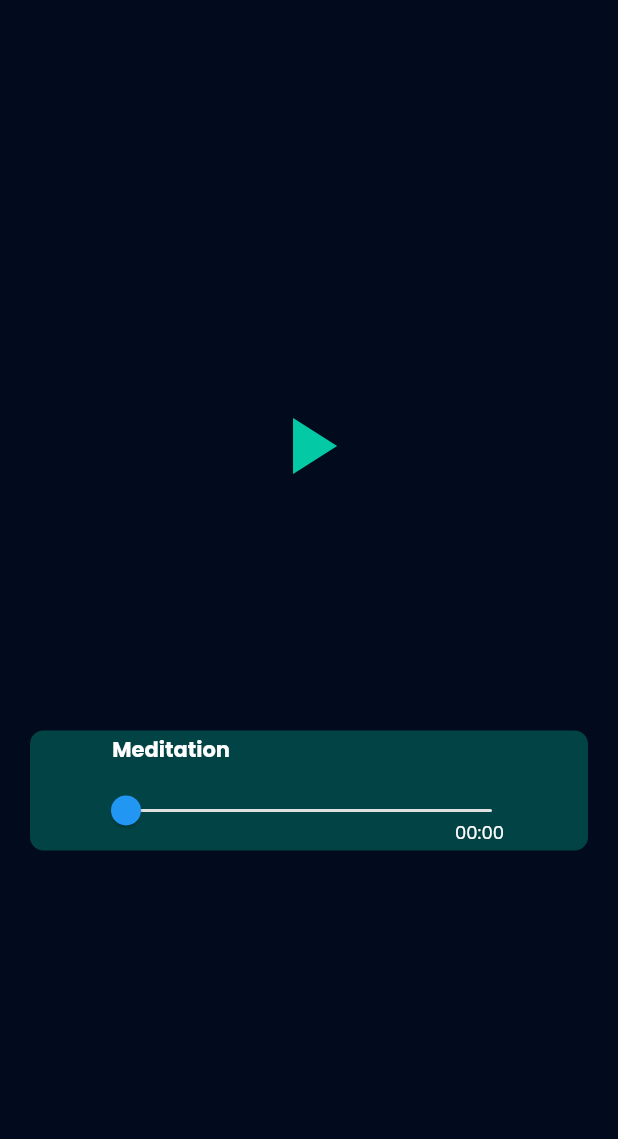
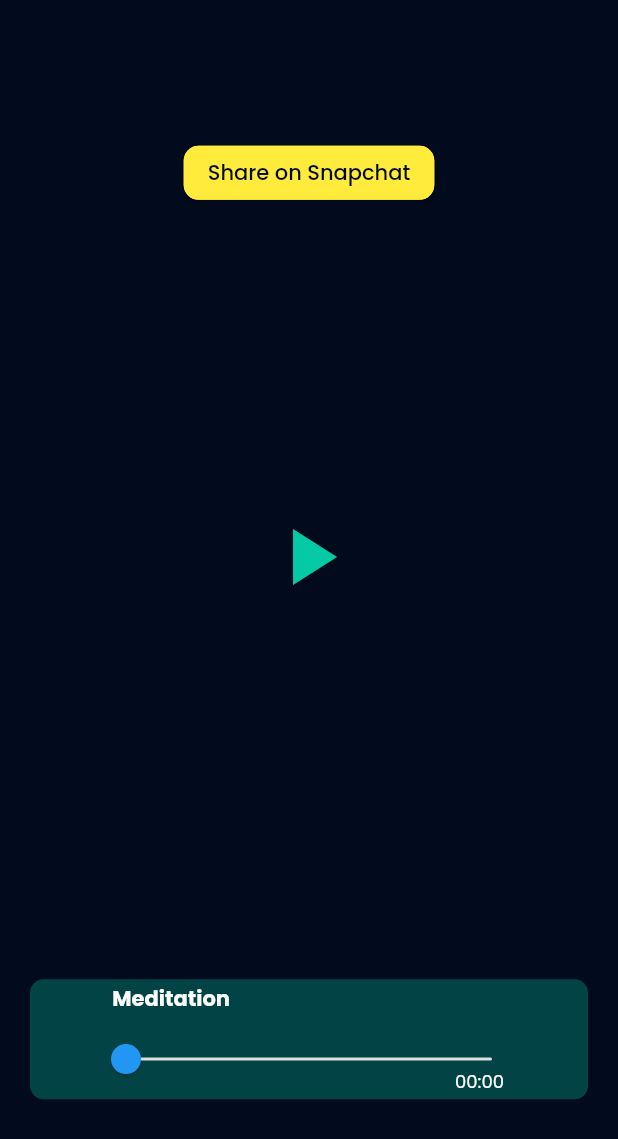
Before and after one commit to aakzsh/awestruck, a Flutter app: the Play screen opened directly, on a phone screen of 412 x 824 dp. Shown: the top 1139 px of the screen. Run offline on Flutter 3.47's test engine with Material 2 defaults, Android fonts, the phone set to English and light mode, and no system bars; our stand-ins replace after_layout, cloud_firestore, eva_icons_flutter, firebase_auth, firebase_core, firebase_database and 12 more; missing offline and left inert: activity_ring, audio_session, geocoder, panorama, particles_flutter; accounts and stored records are empty; key blocks and very long unbroken strings in the code were emptied for the run.

```diff
--- a/lib/meditation/play.dart
+++ b/lib/meditation/play.dart
@@ -6,11 +6,14 @@ import 'dart:math';
 
 import 'package:audio_session/audio_session.dart';
 import 'package:awestruck/constant_widgets/palette.dart';
+import 'package:awestruck/webview.dart';
 import 'package:flutter/material.dart';
 import 'package:flutter/services.dart';
 import 'package:just_audio/just_audio.dart';
 import 'package:rxdart/rxdart.dart';
 import 'package:activity_ring/activity_ring.dart';
+import 'package:webview_flutter/webview_flutter.dart';
+import 'package:url_launcher/url_launcher.dart';
 
 String form = "Meditation";
 String musicUrl =
@@ -83,13 +86,42 @@ class _PlayState extends State<Play> with WidgetsBindingObserver {
 
   @override
   Widget build(BuildContext context) {
+    double w = MediaQuery.of(context).size.width;
     return Scaffold(
       body: Container(
         color: Palette().bluebg,
         child: Column(
           crossAxisAlignment: CrossAxisAlignment.center,
-          mainAxisAlignment: MainAxisAlignment.center,
+          mainAxisAlignment: MainAxisAlignment.spaceEvenly,
           children: [
+            MaterialButton(
+              shape: RoundedRectangleBorder(
+                  side: BorderSide(color: Colors.yellow),
+                  borderRadius: BorderRadius.circular(10)),
+              minWidth: w / 2 - 40,
+              color: Colors.yellow,
+              child: Text(
+                "Share on Snapchat",
+                style: TextStyle(color: Palette().bluebg),
+              ),
+              onPressed: () async {
+                const url =
+                    'https://nightsky-api.herokuapp.com/meditation_stats';
+
+                // if (await canLaunch(url)) {
+                //   await launch(url, forceWebView: true, enableJavaScript: true);
+                // } else {
+                //   throw 'Could not launch $url';
+                // }
+
+                Navigator.push(context,
+                    MaterialPageRoute(builder: (context) => Webview(url)));
+              },
+            ),
+            SizedBox(
+              height: 10,
+            ),
+
             // Display play/pause button and volume/speed sliders.
             ControlButtons(_player),
             // Display seek bar. Using StreamBuilder, this widget rebuilds
@@ -127,6 +159,7 @@ class ControlButtons extends StatelessWidget {
           mainAxisSize: MainAxisSize.min,
           children: [
             // Opens volume slider dialog
+
             Ring(
               percent: 100,
               color: RingColorScheme(
--- a/pubspec.yaml
+++ b/pubspec.yaml
@@ -52,6 +52,7 @@ dependencies:
   graphql_flutter:
   intl: ^0.17.0
   location: ^4.2.0
+  url_launcher: ^6.0.10
 
 dev_dependencies:
   flutter_test:
```
Also changed, not shown: lib/webview.dart (added, +37 -0 lines), pubspec.lock, 1 other file.
